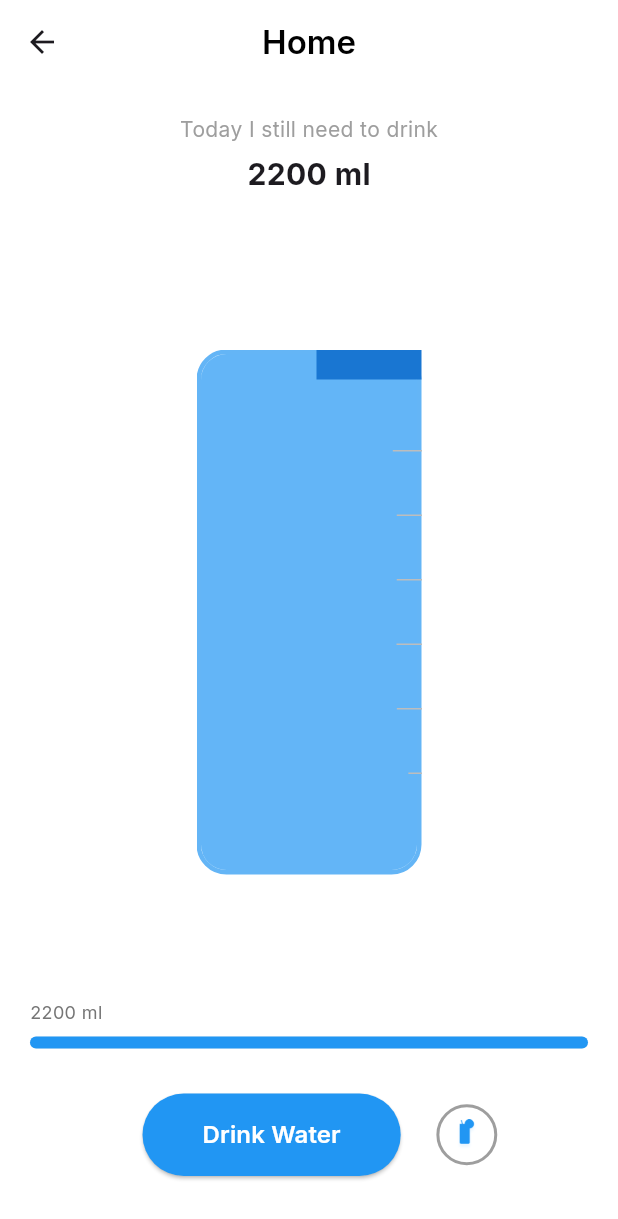
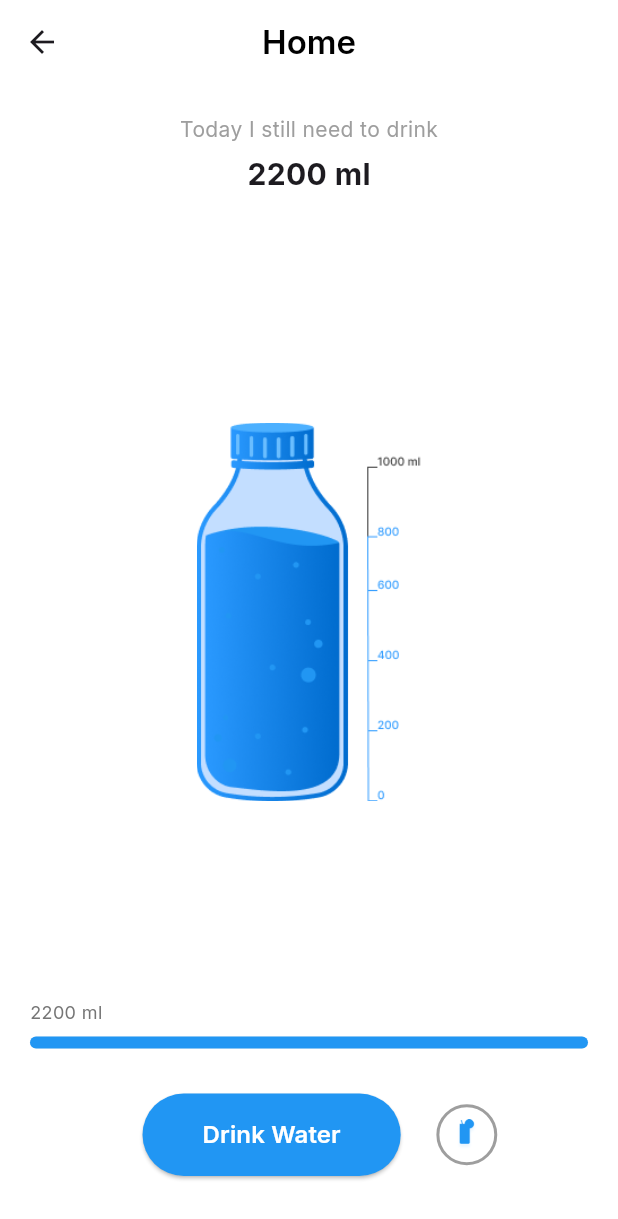
Before and after one commit to tanzilhasan5/Auqa, a Flutter app: the HomeView screen opened by its route, on a phone screen of 412 x 824 dp. Shown: the top 1219 px of the screen. Run offline on Flutter 3.47's test engine with Material 3 defaults, Android fonts, the phone set to English and light mode, and no system bars; our stand-ins replace fl_chart, flutter_screenutil, flutter_svg, get, google_fonts, pinput; missing offline and left inert: fluid_bottom_nav_bar.

Commit message:
change animation to botol image

```diff
--- a/lib/app/modules/home/views/home_view.dart
+++ b/lib/app/modules/home/views/home_view.dart
@@ -149,59 +149,14 @@ class WaterBottleWidget extends StatelessWidget {
             width: 150,
             height: 350,
             decoration: BoxDecoration(
-              border: Border.all(color: Colors.blue.shade300, width: 3),
               borderRadius: BorderRadius.circular(20),
             ),
-            child: Stack(
-              alignment: Alignment.bottomCenter,
-              children: [
-                // Water fill with selected drink color
-                AnimatedContainer(
-                  duration: const Duration(milliseconds: 300),
-                  width: 144,
-                  height: 344 * controller.percentage,
-                  decoration: BoxDecoration(
-                    color: drinkColor.withOpacity(0.7),
-                    borderRadius: BorderRadius.circular(17),
-                  ),
-                ),
-              ],
-            ),
+            child:Image(image: AssetImage(Img.botol))
           ),
           // Bottle cap
-          Positioned(
-            top: -15,
-            child: Container(
-              width: 70,
-              height: 35,
-              decoration: BoxDecoration(
-                color: Colors.blue.shade700,
-                borderRadius: const BorderRadius.vertical(top: Radius.circular(12)),
 
+          // Scale markers
 
-              ),
-            ),
-          ),
-          // Scale markers
-          Positioned(
-            right: -60,
-            child: Column(
-              mainAxisSize: MainAxisSize.min,
-              children: List.generate(6, (i) {
-                final ml = 1000 - (i * 200);
-                return Padding(
-                  padding: const EdgeInsets.symmetric(vertical: 13),
-                  child: Row(
-                    children: [
-                      Container(width: 25, height: 1, color: Colors.grey.shade400),
-                      const SizedBox(width: 8),
-                      Text('$ml ml', style: TextStyle(color: Colors.grey.shade600, fontSize: 12)),
-                    ],
-                  ),
-                );
-              }),
-            ),
-          ),
         ],
       );
     });
@@ -361,7 +316,8 @@ class SwitchDrinkSheet extends StatelessWidget {
                           width: 3,
                         ),
                       ),
-                      child: Icon(
+                      child:
+                      Icon(
                         drink['icon'] as IconData,
                         color: drink['color'] as Color,
                         size: 32,
--- a/lib/app/utils/App_image/app_image.dart
+++ b/lib/app/utils/App_image/app_image.dart
@@ -8,6 +8,7 @@ class  Img{
   static const String coffee = 'assets/image/coffee.png';
   static const String upgrade = 'assets/image/upgrade.png';
   static const String berchartbg = 'assets/image/ber_chart_bg.png';
+  static const String botol = 'assets/image/img.png';
 
 }
 class Icn{
```
Also changed, not shown: pubspec.yaml (+5 -40 lines), assets/image/img.png (added).
